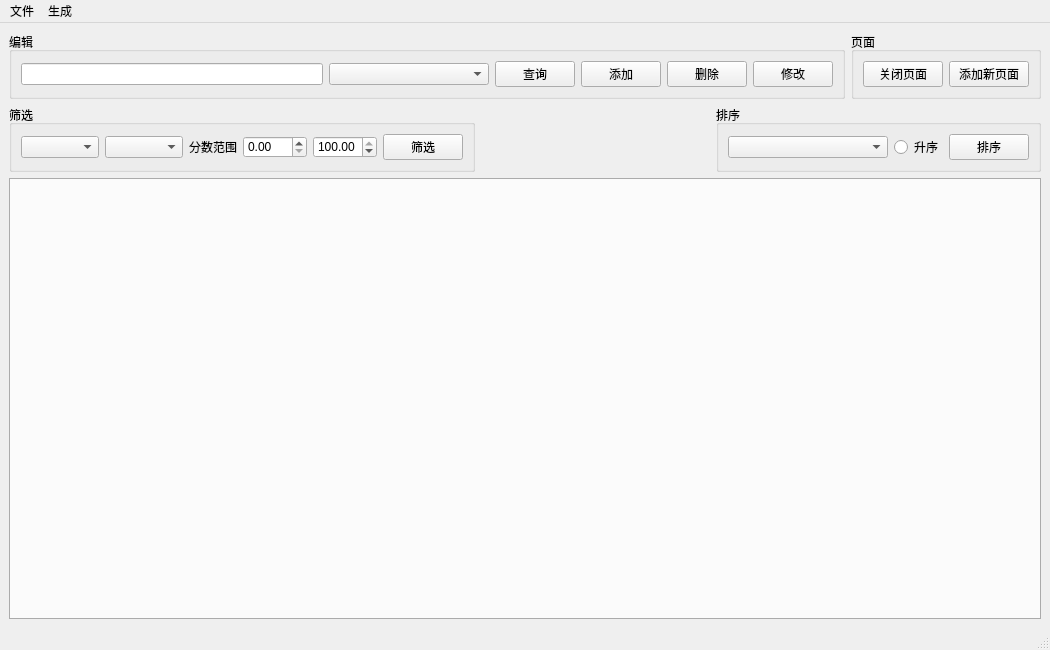
Qt form mainwindow.ui (TheWeakest34/StudentManageSystem) before a commit.
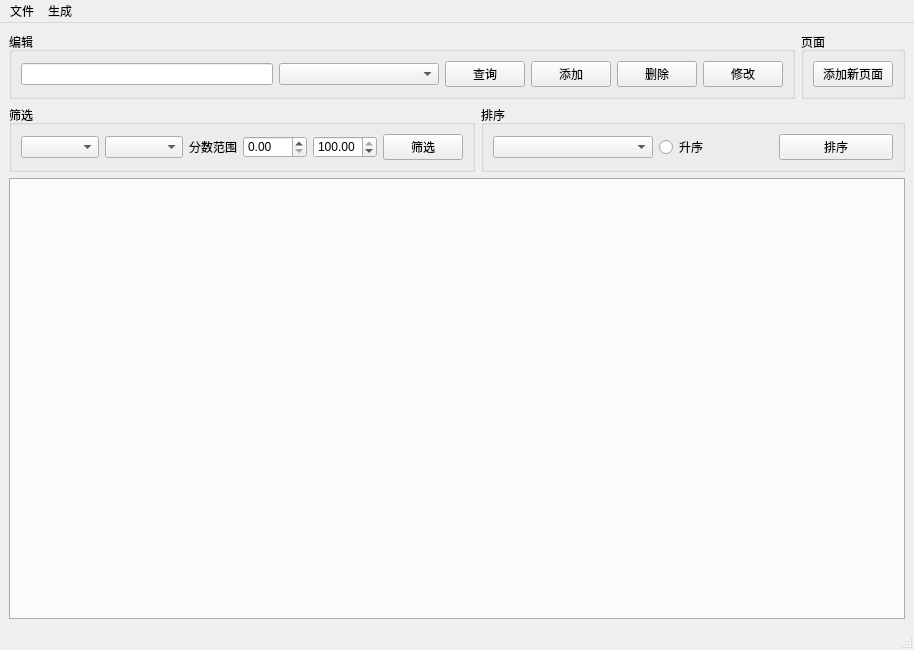
The same form after that commit.

```diff
--- a/mainwindow.ui
+++ b/mainwindow.ui
@@ -6,7 +6,7 @@
    <rect>
     <x>0</x>
     <y>0</y>
-    <width>1050</width>
+    <width>914</width>
     <height>650</height>
    </rect>
   </property>
@@ -118,20 +118,13 @@
          <string>页面</string>
         </property>
         <layout class="QGridLayout" name="gridLayout_7">
-         <item row="0" column="1">
+         <item row="0" column="0">
           <widget class="QPushButton" name="addNewTab">
            <property name="text">
             <string>添加新页面</string>
            </property>
           </widget>
          </item>
-         <item row="0" column="0">
-          <widget class="QPushButton" name="CloseTab">
-           <property name="text">
-            <string>关闭页面</string>
-           </property>
-          </widget>
-         </item>
         </layout>
        </widget>
       </item>
@@ -277,19 +270,6 @@
         </layout>
        </widget>
       </item>
-      <item>
-       <spacer name="horizontalSpacer">
-        <property name="orientation">
-         <enum>Qt::Orientation::Horizontal</enum>
-        </property>
-        <property name="sizeHint" stdset="0">
-         <size>
-          <width>40</width>
-          <height>20</height>
-         </size>
-        </property>
-       </spacer>
-      </item>
       <item>
        <widget class="QGroupBox" name="groupBox_3">
         <property name="title">
@@ -394,7 +374,7 @@
     <rect>
      <x>0</x>
      <y>0</y>
-     <width>1050</width>
+     <width>914</width>
      <height>24</height>
     </rect>
    </property>
```
Left out of the diff: 21 changed lines with no effect on the pictures.
